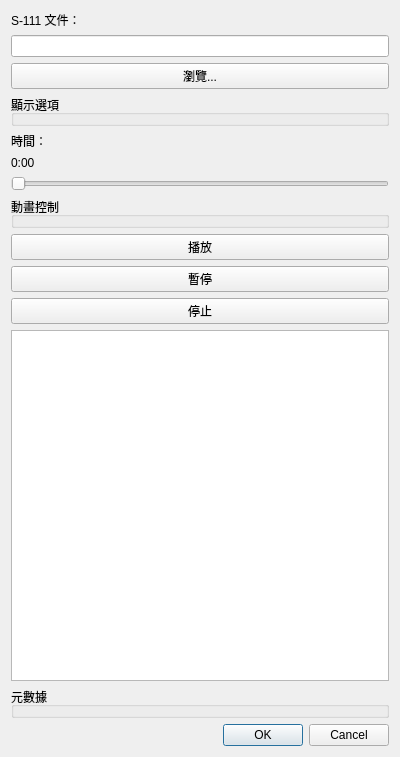
First picture: the form in s111_viewer_dialog_base.ui, repository steven65026502/QGIS-S111-Viewer, before the edit.
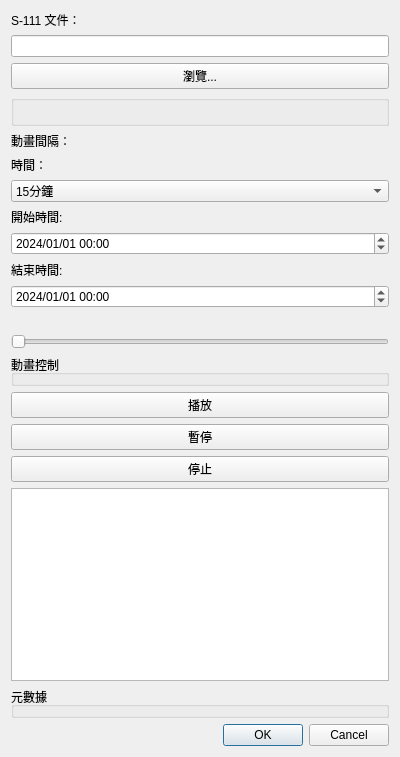
Second picture: the form after the edit.

Commit message: 重疊、時間點處理15分鐘為一單位最大可到60分鐘、可自由調整開始、結束時間

What changed in the file:
```diff
--- a/s111_viewer_dialog_base.ui
+++ b/s111_viewer_dialog_base.ui
@@ -42,7 +42,14 @@
    <item>
     <widget class="QGroupBox" name="groupDisplayOptions">
      <property name="title">
-      <string>顯示選項</string>
+      <string/>
+     </property>
+    </widget>
+   </item>
+   <item>
+    <widget class="QLabel" name="label">
+     <property name="text">
+      <string>動畫間隔：</string>
      </property>
     </widget>
    </item>
@@ -57,10 +64,110 @@
      </item>
     </layout>
    </item>
+   <item>
+    <widget class="QComboBox" name="comboBox">
+     <item>
+      <property name="text">
+       <string>15分鐘</string>
+      </property>
+     </item>
+     <item>
+      <property name="text">
+       <string>30分鐘</string>
+      </property>
+     </item>
+     <item>
+      <property name="text">
+       <string>45分鐘</string>
+      </property>
+     </item>
+     <item>
+      <property name="text">
+       <string>60分鐘</string>
+      </property>
+     </item>
+    </widget>
+   </item>
+   <item>
+    <widget class="QLabel" name="StartTime">
+     <property name="text">
+      <string>開始時間:</string>
+     </property>
+    </widget>
+   </item>
+   <item>
+    <widget class="QDateTimeEdit" name="dtStartTime">
+     <property name="date">
+      <date>
+       <year>2024</year>
+       <month>1</month>
+       <day>1</day>
+      </date>
+     </property>
+     <property name="maximumDateTime">
+      <datetime>
+       <hour>23</hour>
+       <minute>59</minute>
+       <second>59</second>
+       <year>9999</year>
+       <month>12</month>
+       <day>31</day>
+      </datetime>
+     </property>
+     <property name="maximumTime">
+      <time>
+       <hour>23</hour>
+       <minute>59</minute>
+       <second>59</second>
+      </time>
+     </property>
+     <property name="displayFormat">
+      <string>yyyy/MM/dd HH:mm</string>
+     </property>
+    </widget>
+   </item>
+   <item>
+    <widget class="QLabel" name="EndTime">
+     <property name="text">
+      <string>結束時間:</string>
+     </property>
+    </widget>
+   </item>
+   <item>
+    <widget class="QDateTimeEdit" name="dtEndTime">
+     <property name="date">
+      <date>
+       <year>2024</year>
+       <month>1</month>
+       <day>1</day>
+      </date>
+     </property>
+     <property name="maximumDateTime">
+      <datetime>
+       <hour>23</hour>
+       <minute>59</minute>
+       <second>59</second>
+       <year>9999</year>
+       <month>12</month>
+       <day>31</day>
+      </datetime>
+     </property>
+     <property name="maximumTime">
+      <time>
+       <hour>23</hour>
+       <minute>59</minute>
+       <second>59</second>
+      </time>
+     </property>
+     <property name="displayFormat">
+      <string>yyyy/MM/dd HH:mm</string>
+     </property>
+    </widget>
+   </item>
    <item>
     <widget class="QLabel" name="lblCurrentTime">
      <property name="text">
-      <string>0:00</string>
+      <string/>
      </property>
     </widget>
    </item>
```
Left out of the diff: 2 changed lines with no effect on the pictures. The commit also changes 22 other files.
